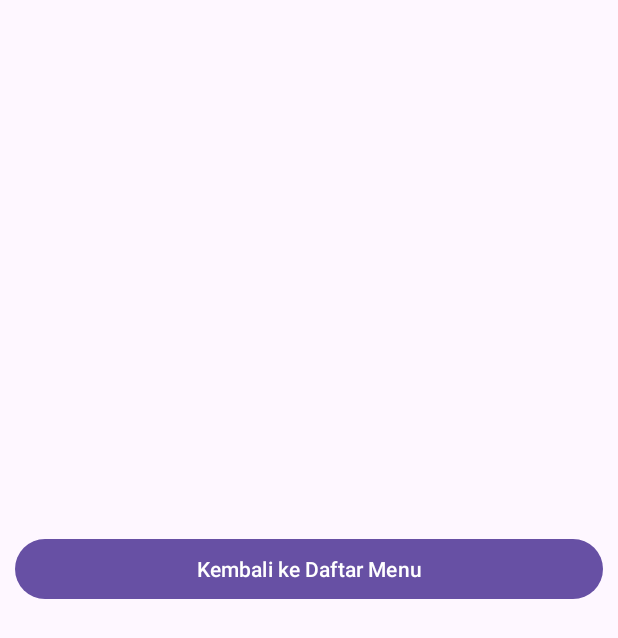
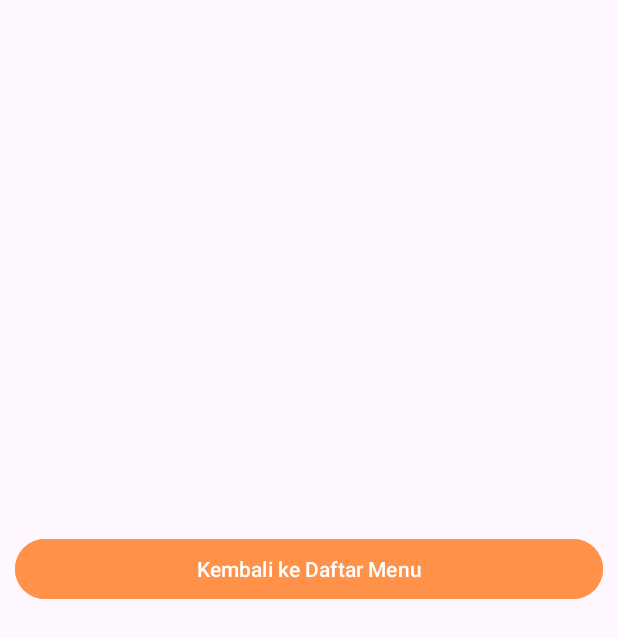
Before and after one commit to ASenoJati/MyRecyclerView, an Android app: the DetailMakananActivity screen opened directly, with no data from a screen before it, on a phone screen of 412 x 824 dp. Shown: the top 638 px of the screen. Run offline under Robolectric (Android 15) with nearby library versions, the phone set to English and light mode, and no system bars.

Commit message:
style [SEN] style color

```diff
--- a/app/src/main/res/layout/activity_detail_makanan.xml
+++ b/app/src/main/res/layout/activity_detail_makanan.xml
@@ -47,7 +47,8 @@
             android:layout_width="match_parent"
             android:layout_height="wrap_content"
             android:text="Kembali ke Daftar Menu"
-            android:layout_marginTop="50dp"/>
+            android:layout_marginTop="50dp"
+            android:backgroundTint="#FF9149"/>
 
     </LinearLayout>
 
--- a/app/src/main/res/layout/activity_main.xml
+++ b/app/src/main/res/layout/activity_main.xml
@@ -17,7 +17,7 @@
         android:textAlignment="center"
         android:textSize="20sp"
         android:textColor="@color/white"
-        android:background="#D84040" />
+        android:background="#102E50" />
 
     <androidx.recyclerview.widget.RecyclerView
         android:id="@+id/rvListMakanan"
```
